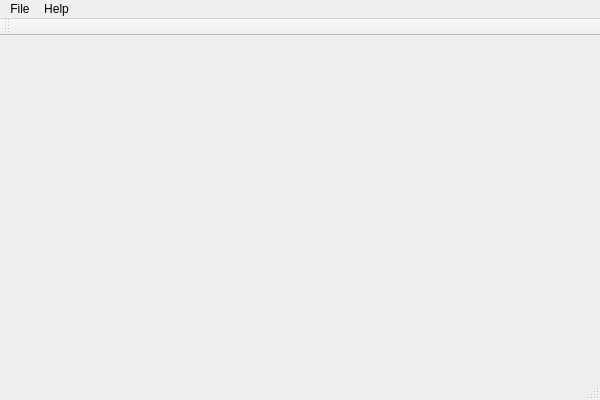
esden/flosslogic, file gui/mainwindow.ui: the form before one commit.
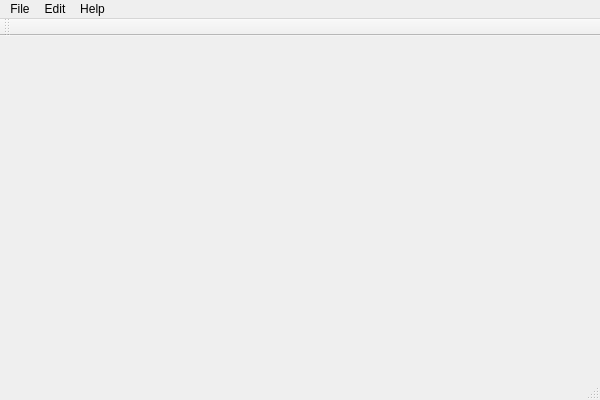
The form after the commit.

Commit message: Add Edit->Preferences dummy window.

The edit to the form file:
```diff
--- a/gui/mainwindow.ui
+++ b/gui/mainwindow.ui
@@ -36,7 +36,14 @@
     <addaction name="actionAbout_Qt"/>
     <addaction name="actionAbout"/>
    </widget>
+   <widget class="QMenu" name="menuEdit">
+    <property name="title">
+     <string>Edit</string>
+    </property>
+    <addaction name="actionPreferences"/>
+   </widget>
    <addaction name="menuFile"/>
+   <addaction name="menuEdit"/>
    <addaction name="menuHelp"/>
   </widget>
   <widget class="QToolBar" name="mainToolBar">
```
Left out of the diff: 5 changed lines with no effect on the pictures. The commit also changes 2 other files.
